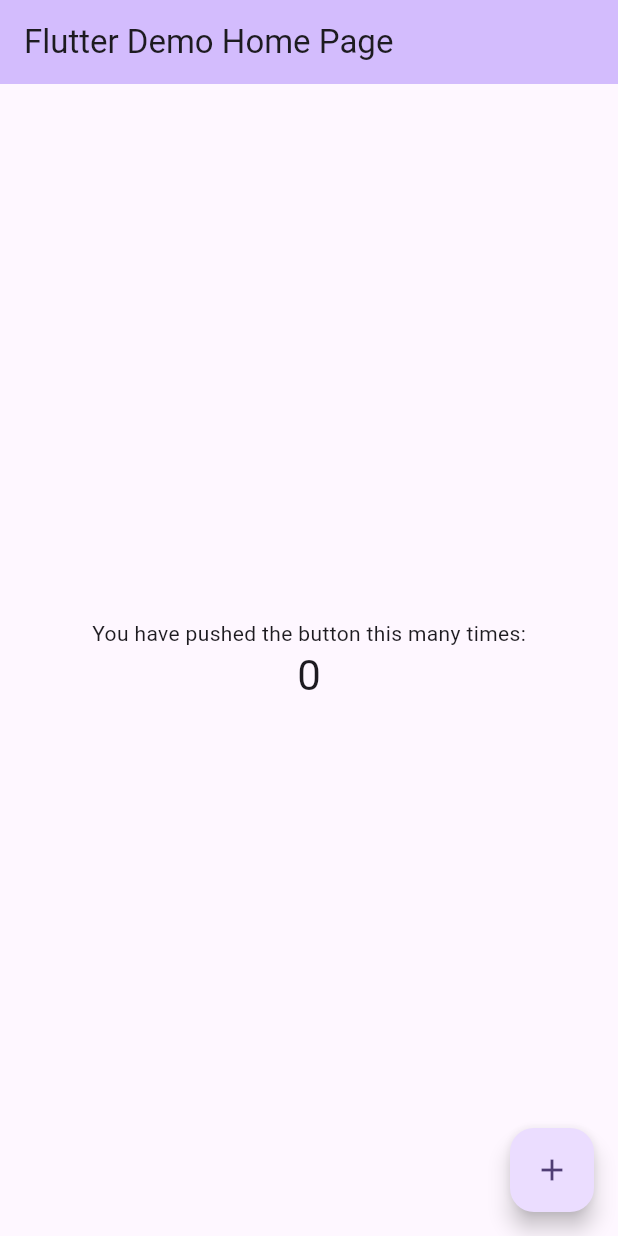
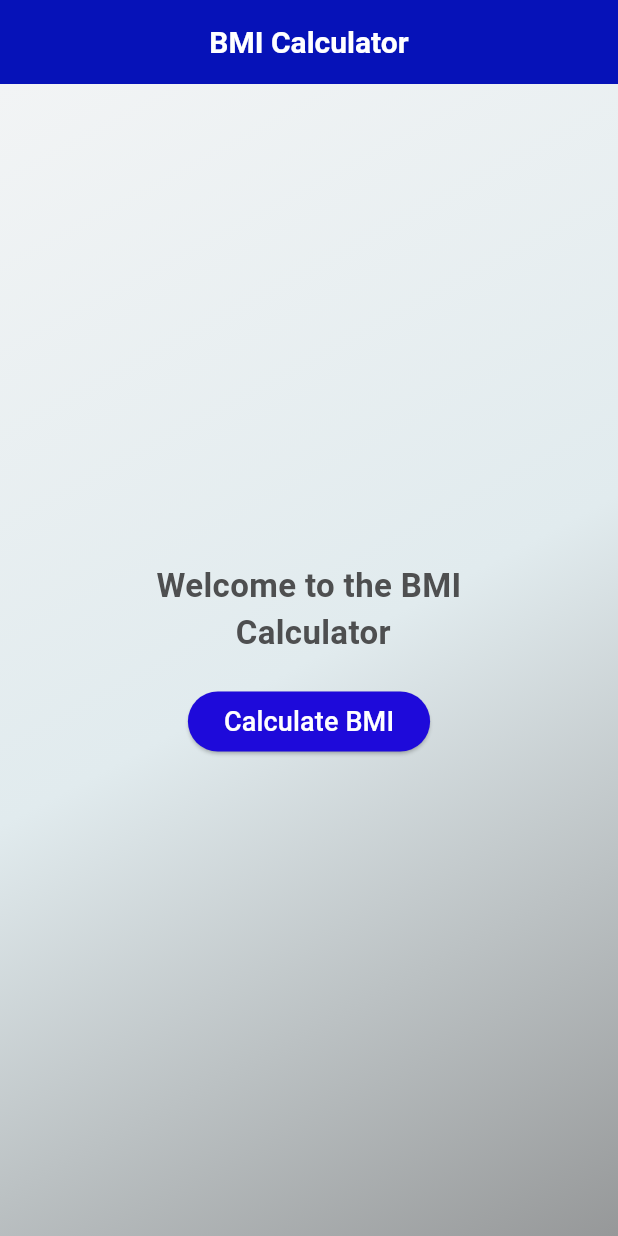
Before and after one commit to lahiruimesh/flutter-BMICalculator, a Flutter app: the screen it shows after launch, on a phone screen of 412 x 824 dp. Run offline on Flutter 3.47's test engine with Material 3 defaults, Android fonts, the phone set to English and light mode, and no system bars.

Commit message:
Create and add styles for landing_page in BMI Calculator app

```diff
--- a/lib/main.dart
+++ b/lib/main.dart
@@ -1,4 +1,5 @@
 import 'package:flutter/material.dart';
+import 'screens/landing_page.dart';
 
 void main() {
   runApp(const MyApp());
@@ -12,111 +13,7 @@ class MyApp extends StatelessWidget {
   Widget build(BuildContext context) {
     return MaterialApp(
       title: 'Flutter Demo',
-      theme: ThemeData(
-        // This is the theme of your application.
-        //
-        // TRY THIS: Try running your application with "flutter run". You'll see
-        // the application has a purple toolbar. Then, without quitting the app,
-        // try changing the seedColor in the colorScheme below to Colors.green
-        // and then invoke "hot reload" (save your changes or press the "hot
-        // reload" button in a Flutter-supported IDE, or press "r" if you used
-        // the command line to start the app).
-        //
-        // Notice that the counter didn't reset back to zero; the application
-        // state is not lost during the reload. To reset the state, use hot
-        // restart instead.
-        //
-        // This works for code too, not just values: Most code changes can be
-        // tested with just a hot reload.
-        colorScheme: ColorScheme.fromSeed(seedColor: Colors.deepPurple),
-      ),
-      home: const MyHomePage(title: 'Flutter Demo Home Page'),
+      home: LandingPage(),
     );
   }
 }
-
-class MyHomePage extends StatefulWidget {
-  const MyHomePage({super.key, required this.title});
-
-  // This widget is the home page of your application. It is stateful, meaning
-  // that it has a State object (defined below) that contains fields that affect
-  // how it looks.
-
-  // This class is the configuration for the state. It holds the values (in this
-  // case the title) provided by the parent (in this case the App widget) and
-  // used by the build method of the State. Fields in a Widget subclass are
-  // always marked "final".
-
-  final String title;
-
-  @override
-  State<MyHomePage> createState() => _MyHomePageState();
-}
-
-class _MyHomePageState extends State<MyHomePage> {
-  int _counter = 0;
-
-  void _incrementCounter() {
-    setState(() {
-      // This call to setState tells the Flutter framework that something has
-      // changed in this State, which causes it to rerun the build method below
-      // so that the display can reflect the updated values. If we changed
-      // _counter without calling setState(), then the build method would not be
-      // called again, and so nothing would appear to happen.
-      _counter++;
-    });
-  }
-
-  @override
-  Widget build(BuildContext context) {
-    // This method is rerun every time setState is called, for instance as done
-    // by the _incrementCounter method above.
-    //
-    // The Flutter framework has been optimized to make rerunning build methods
-    // fast, so that you can just rebuild anything that needs updating rather
-    // than having to individually change instances of widgets.
-    return Scaffold(
-      appBar: AppBar(
-        // TRY THIS: Try changing the color here to a specific color (to
-        // Colors.amber, perhaps?) and trigger a hot reload to see the AppBar
-        // change color while the other colors stay the same.
-        backgroundColor: Theme.of(context).colorScheme.inversePrimary,
-        // Here we take the value from the MyHomePage object that was created by
-        // the App.build method, and use it to set our appbar title.
-        title: Text(widget.title),
-      ),
-      body: Center(
-        // Center is a layout widget. It takes a single child and positions it
-        // in the middle of the parent.
-        child: Column(
-          // Column is also a layout widget. It takes a list of children and
-          // arranges them vertically. By default, it sizes itself to fit its
-          // children horizontally, and tries to be as tall as its parent.
-          //
-          // Column has various properties to control how it sizes itself and
-          // how it positions its children. Here we use mainAxisAlignment to
-          // center the children vertically; the main axis here is the vertical
-          // axis because Columns are vertical (the cross axis would be
-          // horizontal).
-          //
-          // TRY THIS: Invoke "debug painting" (choose the "Toggle Debug Paint"
-          // action in the IDE, or press "p" in the console), to see the
-          // wireframe for each widget.
-          mainAxisAlignment: MainAxisAlignment.center,
-          children: <Widget>[
-            const Text('You have pushed the button this many times:'),
-            Text(
-              '$_counter',
-              style: Theme.of(context).textTheme.headlineMedium,
-            ),
-          ],
-        ),
-      ),
-      floatingActionButton: FloatingActionButton(
-        onPressed: _incrementCounter,
-        tooltip: 'Increment',
-        child: const Icon(Icons.add),
-      ), // This trailing comma makes auto-formatting nicer for build methods.
-    );
-  }
-}
--- /dev/null
+++ b/lib/screens/bmi_calculator.dart
@@ -0,0 +1,37 @@
+import 'package:flutter/material.dart';
+
+class BMICalculator extends StatelessWidget {
+  const BMICalculator({super.key});
+
+  @override
+  Widget build(BuildContext context){
+    return Scaffold(
+      appBar : AppBar(
+        title: Text(
+          'Back',
+        ),
+      ),
+      body: Center (
+        child : Column (
+          children : [
+            SizedBox(height: 40),
+            Text(
+              'BMI Calculator',
+              style: TextStyle(
+                fontSize: 24,
+                fontWeight: FontWeight.bold,
+              ),
+            ),
+            SizedBox(height: 50),
+            TextField(
+              decoration: InputDecoration(
+                labelText: 'Enter your weight (kg)',
+                border: OutlineInputBorder(),
+              ),
+            ),
+          ],
+        ),
+      ),
+    );
+  }
+}
--- /dev/null
+++ b/lib/screens/landing_page.dart
@@ -0,0 +1,74 @@
+import 'package:flutter/material.dart';
+import 'bmi_calculator.dart';
+
+class LandingPage extends StatelessWidget{
+  const LandingPage({super.key});
+
+  @override
+  Widget build(BuildContext context){
+    return Scaffold(
+      appBar : AppBar(
+        backgroundColor: const Color.fromARGB(255, 6, 18, 184),
+        centerTitle: true,
+        title: Text(
+          'BMI Calculator',
+          style: TextStyle(
+            color: Colors.white,
+            fontSize: 20,
+            fontWeight: FontWeight.bold,
+          ),
+        ),
+      ),
+      body : Container(
+        alignment: Alignment.center,
+        decoration:BoxDecoration(
+          gradient:LinearGradient(
+            colors:[
+              const Color.fromARGB(255, 242, 244, 245),
+              const Color.fromARGB(255, 225, 235, 238),
+              const Color.fromARGB(255, 150, 152, 153),
+            ],
+            begin: Alignment.topLeft,
+            end: Alignment.bottomRight,
+          ),
+        ),
+        child : Column(
+          mainAxisAlignment: MainAxisAlignment.center,
+          children : [
+            Text(
+              textAlign: TextAlign.center,
+              'Welcome to the BMI \n Calculator',
+              style: TextStyle(
+                fontSize: 22,
+                fontWeight: FontWeight.bold,
+                color : const Color.fromARGB(255, 78, 79, 80),
+              ),
+            ),
+            SizedBox(height : 20),
+            ElevatedButton(
+              style : ElevatedButton.styleFrom(
+                backgroundColor: const Color.fromARGB(255, 30, 10, 218),
+              ),
+              onPressed: () {
+                Navigator.push(
+                  context,
+                  MaterialPageRoute(
+                    builder: (context) => BMICalculator(),
+                  ),
+                );
+              },
+              child : Text (
+                'Calculate BMI',
+                style: TextStyle(
+                  fontSize: 18,
+                  color : Colors.white,
+                ),
+              ),
+
+            ),
+          ],
+        ),
+      ),
+    );
+  }
+}
```
